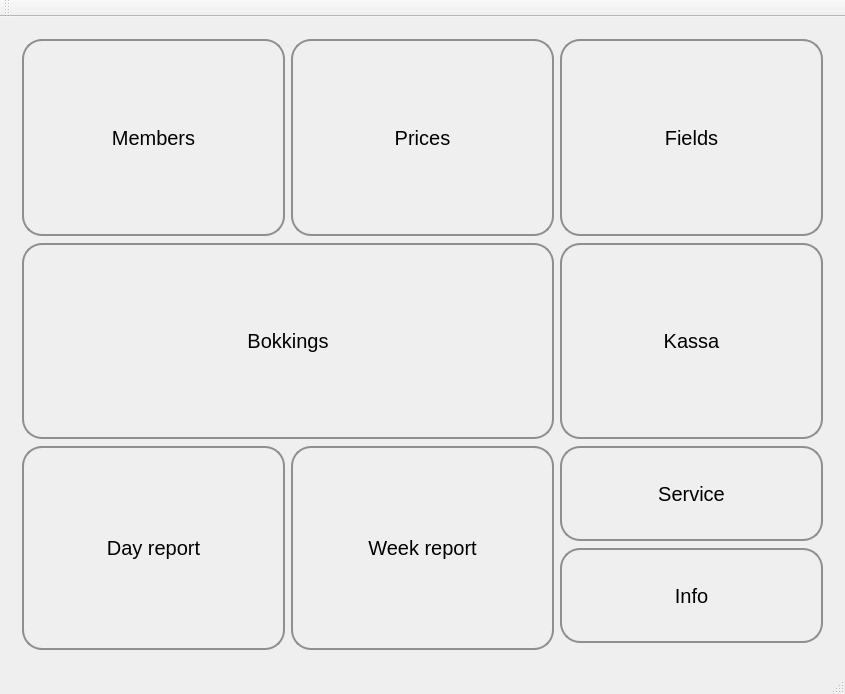
Old version of the form mainwindow.ui in the repository lamouski/TCN.
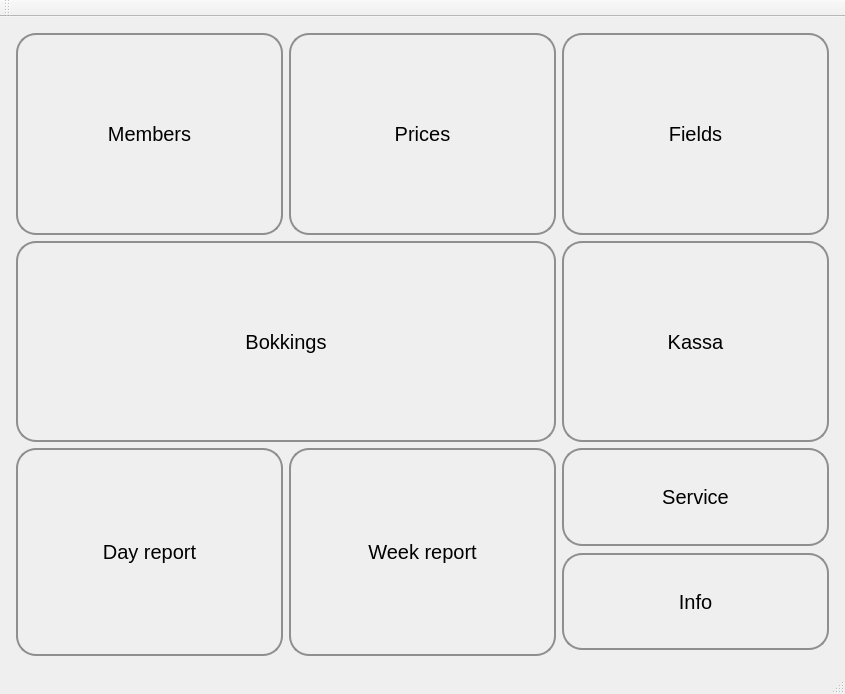
New version of the form. Custom widgets are drawn as their Qt base class.

Patch:
```diff
--- a/mainwindow.ui
+++ b/mainwindow.ui
@@ -34,8 +34,17 @@
       </property>
       <widget class="QWidget" name="m_main_view">
        <layout class="QGridLayout" name="gridLayout">
-        <property name="verticalSpacing">
-         <number>7</number>
+        <property name="leftMargin">
+         <number>5</number>
+        </property>
+        <property name="topMargin">
+         <number>5</number>
+        </property>
+        <property name="rightMargin">
+         <number>5</number>
+        </property>
+        <property name="bottomMargin">
+         <number>5</number>
         </property>
         <item row="5" column="1" rowspan="2">
          <widget class="QPushButton" name="m_button_week_report">
```
